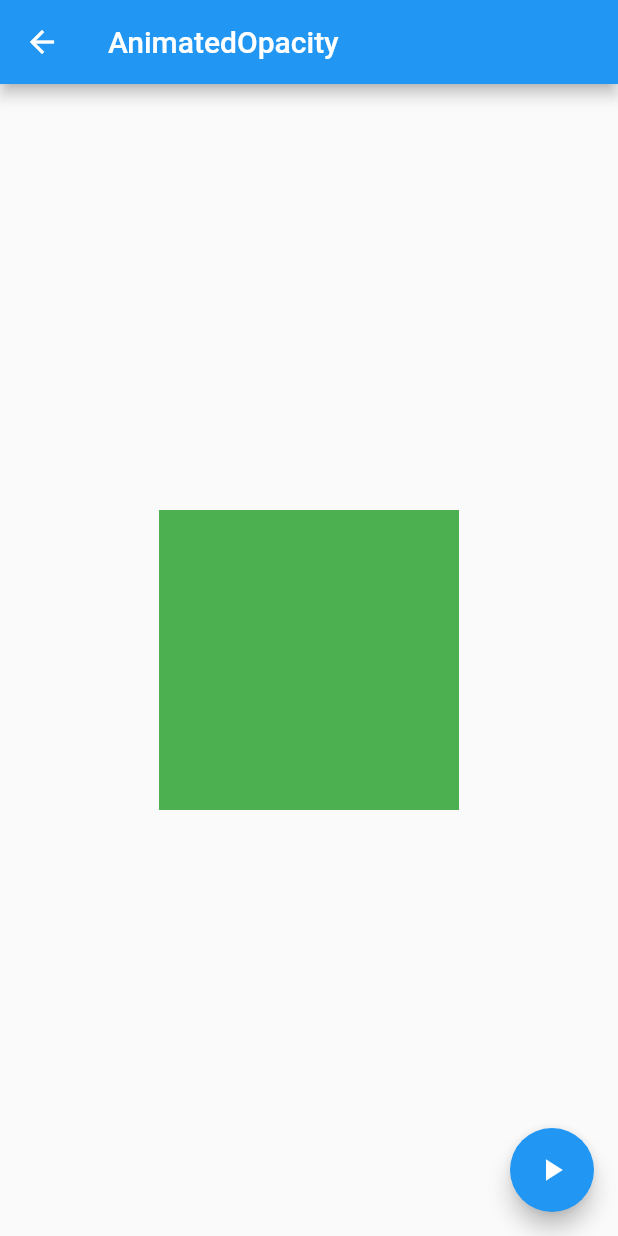
After one commit to guswns8431/flutter-project, a Flutter app: the screen it shows after launch, after a tap on "AnimatedOpacity", on a phone screen of 412 x 824 dp. The commit adds this screen. Run offline on Flutter 3.47's test engine with Material 2 defaults, Android fonts, the phone set to English and light mode, and no system bars.

Commit message:
AnimatedOpacity

```diff
--- /dev/null
+++ b/lib/MyAnimatedOpacity.dart
@@ -0,0 +1,38 @@
+import 'package:flutter/material.dart';
+
+class MyAnimatedOpacity extends StatefulWidget {
+  @override
+  _MyAnimatedOpacityState createState() => _MyAnimatedOpacityState();
+}
+
+class _MyAnimatedOpacityState extends State<MyAnimatedOpacity> {
+  bool _visible = true;
+
+  @override
+  Widget build(BuildContext context) {
+    return Scaffold(
+      appBar: AppBar(
+        title: Text('AnimatedOpacity'),
+      ),
+      body: Center(
+        child: AnimatedOpacity(
+          opacity: _visible ? 1.0 : 0.0,
+          duration: Duration(seconds: 1),
+          child: Container(
+            width: 200,
+            height: 200,
+            color: Colors.green,
+          ),
+        ),
+      ),
+      floatingActionButton: FloatingActionButton(
+        child: Icon(Icons.play_arrow),
+        onPressed: (){
+          setState(() {
+            _visible = !_visible;
+          });
+        },
+      ),
+    );
+  }
+}
--- a/lib/main.dart
+++ b/lib/main.dart
@@ -1,6 +1,6 @@
 import 'package:flutter/material.dart';
 import 'package:toy/MyAnimatedContainer.dart';
-
+import 'package:toy/MyAnimatedOpacity.dart';
 void main() => runApp(MyApp());
 
 class MyApp extends StatelessWidget {
@@ -10,18 +10,14 @@ class MyApp extends StatelessWidget {
     return MaterialApp(
       title: 'Flutter Demo',
       theme: ThemeData(
-        // This is the theme of your application.
-        //
-        // Try running your application with "flutter run". You'll see the
-        // application has a blue toolbar. Then, without quitting the app, try
-        // changing the primarySwatch below to Colors.green and then invoke
-        // "hot reload" (press "r" in the console where you ran "flutter run",
-        // or simply save your changes to "hot reload" in a Flutter IDE).
-        // Notice that the counter didn't reset back to zero; the application
-        // is not restarted.
         primarySwatch: Colors.blue,
       ),
-      home: MyAnimatedContainer(),
+      home: Scaffold(
+        appBar: AppBar(
+          title: Text('Flutter Tutorial'),
+        ),
+        body: MyHomePage(),
+      ),
     );
   }
 }
@@ -45,68 +41,23 @@ class MyHomePage extends StatefulWidget {
 }
 
 class _MyHomePageState extends State<MyHomePage> {
-  int _counter = 0;
-
-  void _incrementCounter() {
-    setState(() {
-      // This call to setState tells the Flutter framework that something has
-      // changed in this State, which causes it to rerun the build method below
-      // so that the display can reflect the updated values. If we changed
-      // _counter without calling setState(), then the build method would not be
-      // called again, and so nothing would appear to happen.
-      _counter++;
-    });
-  }
-
   @override
   Widget build(BuildContext context) {
-    // This method is rerun every time setState is called, for instance as done
-    // by the _incrementCounter method above.
-    //
-    // The Flutter framework has been optimized to make rerunning build methods
-    // fast, so that you can just rebuild anything that needs updating rather
-    // than having to individually change instances of widgets.
-    return Scaffold(
-      appBar: AppBar(
-        // Here we take the value from the MyHomePage object that was created by
-        // the App.build method, and use it to set our appbar title.
-        title: Text(widget.title),
-      ),
-      body: Center(
-        // Center is a layout widget. It takes a single child and positions it
-        // in the middle of the parent.
-        child: Column(
-          // Column is also a layout widget. It takes a list of children and
-          // arranges them vertically. By default, it sizes itself to fit its
-          // children horizontally, and tries to be as tall as its parent.
-          //
-          // Invoke "debug painting" (press "p" in the console, choose the
-          // "Toggle Debug Paint" action from the Flutter Inspector in Android
-          // Studio, or the "Toggle Debug Paint" command in Visual Studio Code)
-          // to see the wireframe for each widget.
-          //
-          // Column has various properties to control how it sizes itself and
-          // how it positions its children. Here we use mainAxisAlignment to
-          // center the children vertically; the main axis here is the vertical
-          // axis because Columns are vertical (the cross axis would be
-          // horizontal).
-          mainAxisAlignment: MainAxisAlignment.center,
-          children: <Widget>[
-            Text(
-              'You have pushed the button this many times:',
-            ),
-            Text(
-              '$_counter',
-              style: Theme.of(context).textTheme.display1,
-            ),
-          ],
+    return ListView(
+      children: <Widget>[
+        ListTile(
+          title: Text('AnimatedContainer'),
+          onTap: () {
+            Navigator.push(context, MaterialPageRoute(builder: (context) => MyAnimatedContainer()));
+          },
         ),
-      ),
-      floatingActionButton: FloatingActionButton(
-        onPressed: _incrementCounter,
-        tooltip: 'Increment',
-        child: Icon(Icons.add),
-      ), // This trailing comma makes auto-formatting nicer for build methods.
+        ListTile(
+          title: Text('AnimatedOpacity'),
+          onTap: (){
+            Navigator.push(context, MaterialPageRoute(builder: (context) => MyAnimatedOpacity()));
+          },
+        )
+      ],
     );
   }
 }
```
Also changed, not shown: 1 other file.
